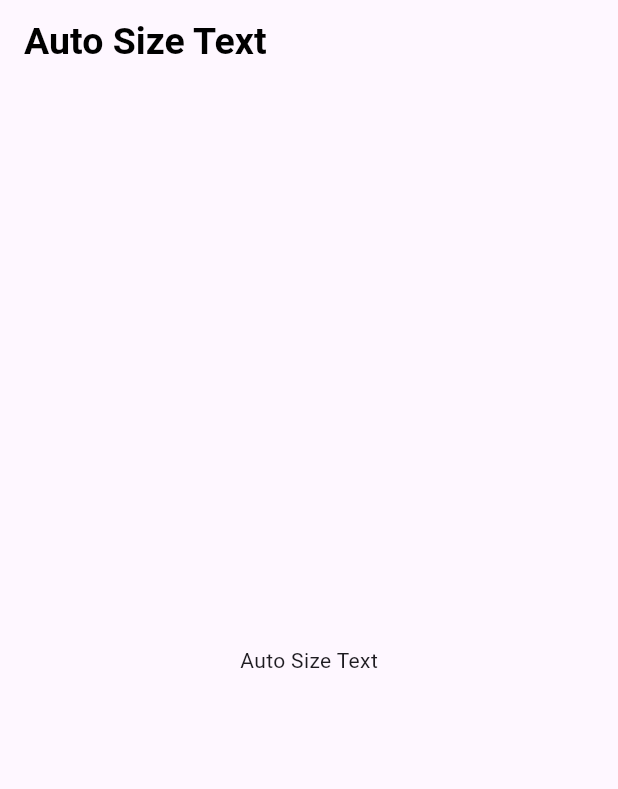
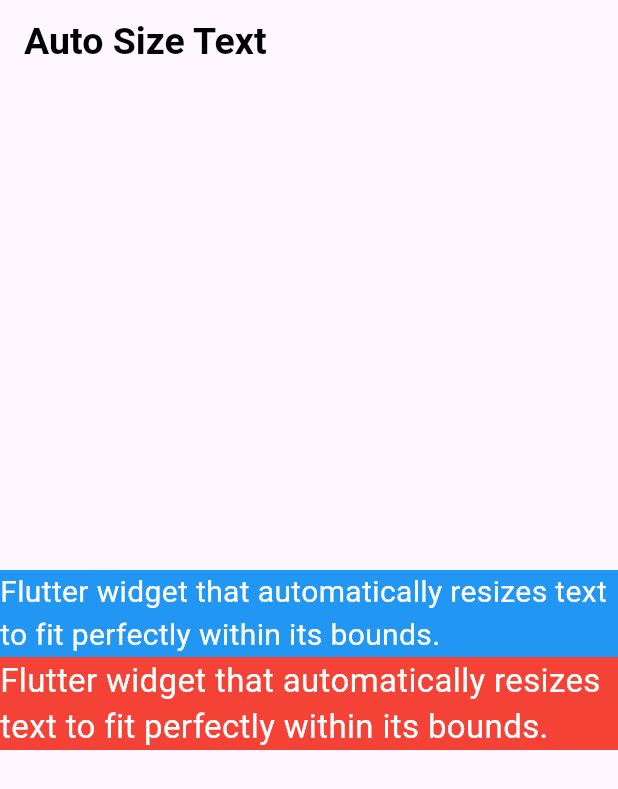
Before and after one commit to alhasann351/auto_size_text, a Flutter app: the screen it shows after launch, on a phone screen of 412 x 824 dp. Shown: the top 789 px of the screen. Run offline on Flutter 3.47's test engine with Material 3 defaults, Android fonts, the phone set to English and light mode, and no system bars; drawn by our look-alikes of auto_size_text.

Commit message:
AutoSizeText apply

```diff
--- a/lib/main.dart
+++ b/lib/main.dart
@@ -1,3 +1,4 @@
+import 'package:auto_size_text/auto_size_text.dart';
 import 'package:flutter/material.dart';
 
 void main() {
@@ -24,6 +25,8 @@ class MyHomePage extends StatefulWidget {
 }
 
 class _MyHomePageState extends State<MyHomePage> {
+  //var myGroup = AutoSizeGroup();
+
   @override
   Widget build(BuildContext context) {
     return Scaffold(
@@ -37,10 +40,40 @@ class _MyHomePageState extends State<MyHomePage> {
           ),
         ),
       ),
-      body: const Center(
-        child: Text(
-          'Auto Size Text',
-        ),
+      body: Column(
+        mainAxisAlignment: MainAxisAlignment.center,
+        children: [
+          Container(
+            color: Colors.blue,
+            child: const AutoSizeText(
+              //group: myGroup,
+              maxLines: 2,
+              overflow: TextOverflow.ellipsis,
+              stepGranularity: 20,
+              //minFontSize: 20,
+              //maxFontSize: 60,
+              presetFontSizes: [40, 20, 14],
+              'Flutter widget that automatically resizes text to fit perfectly within its bounds.',
+              style: TextStyle(
+                fontSize: 60,
+                color: Colors.white,
+              ),
+            ),
+          ),
+          Container(
+            color: Colors.red,
+            child: const Text(
+              //group: myGroup,
+              maxLines: 2,
+              overflow: TextOverflow.ellipsis,
+              'Flutter widget that automatically resizes text to fit perfectly within its bounds.',
+              style: TextStyle(
+                fontSize: 22,
+                color: Colors.white,
+              ),
+            ),
+          ),
+        ],
       ),
     );
   }
```
